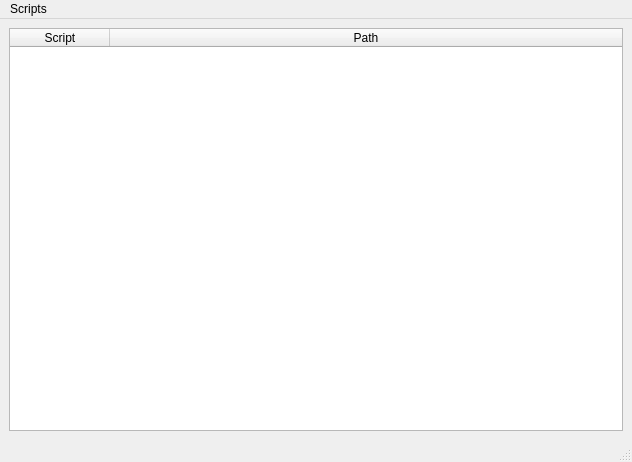
Qt form src/scipyen/gui/scriptmanagerwindow.ui (ctigaret/scipyen) before a commit.
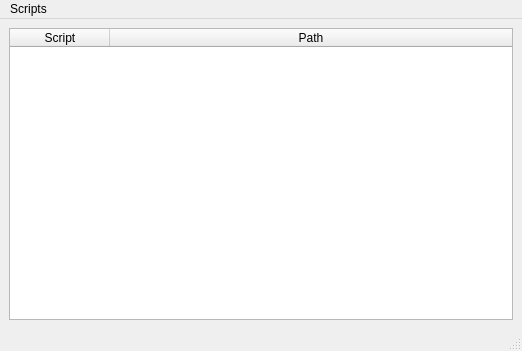
The same form after that commit.

Patch:
```diff
--- a/src/scipyen/gui/scriptmanagerwindow.ui
+++ b/src/scipyen/gui/scriptmanagerwindow.ui
@@ -6,8 +6,8 @@
    <rect>
     <x>0</x>
     <y>0</y>
-    <width>632</width>
-    <height>462</height>
+    <width>522</width>
+    <height>351</height>
    </rect>
   </property>
   <property name="acceptDrops">
@@ -73,7 +73,7 @@
     <rect>
      <x>0</x>
      <y>0</y>
-     <width>632</width>
+     <width>522</width>
      <height>28</height>
     </rect>
    </property>
```
Left out of the diff: 6 changed lines with no effect on the pictures.
